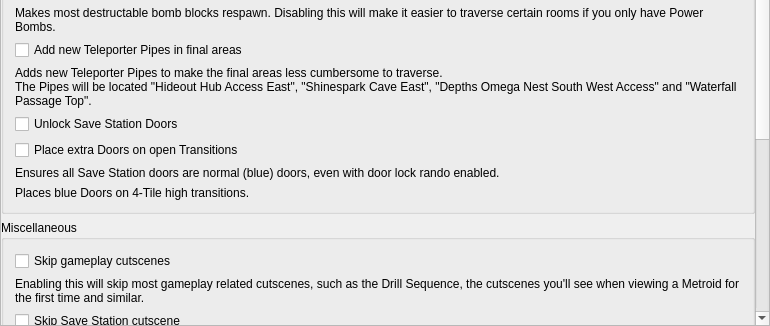
First picture: the form in randovania/gui/ui_files/preset_am2r_patches.ui, repository randovania/randovania, before the edit; both pictures show x 0 to 770 and y 334 to 660 of the 770 by 660 pixel window.
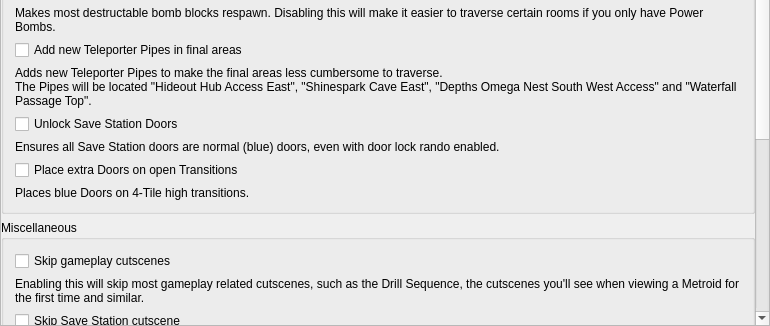
Second picture: the form after the edit.

The edit to the form file:
```diff
--- a/randovania/gui/ui_files/preset_am2r_patches.ui
+++ b/randovania/gui/ui_files/preset_am2r_patches.ui
@@ -209,16 +209,16 @@
             </widget>
            </item>
            <item>
-            <widget class="QCheckBox" name="extra_doors_check">
+            <widget class="QLabel" name="blue_save_doors_label">
              <property name="text">
-              <string>Place extra Doors on open Transitions</string>
+              <string>Ensures all Save Station doors are normal (blue) doors, even with door lock rando enabled.</string>
              </property>
             </widget>
            </item>
            <item>
-            <widget class="QLabel" name="blue_save_doors_label">
+            <widget class="QCheckBox" name="extra_doors_check">
              <property name="text">
-              <string>Ensures all Save Station doors are normal (blue) doors, even with door lock rando enabled.</string>
+              <string>Place extra Doors on open Transitions</string>
              </property>
             </widget>
            </item>
```
